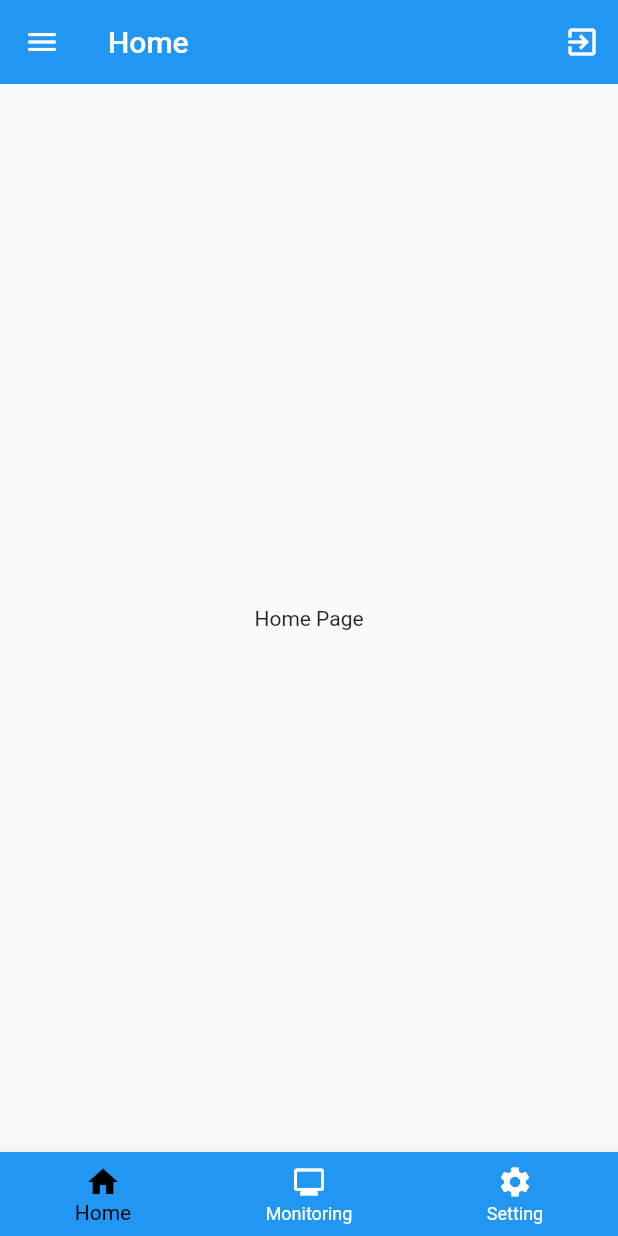
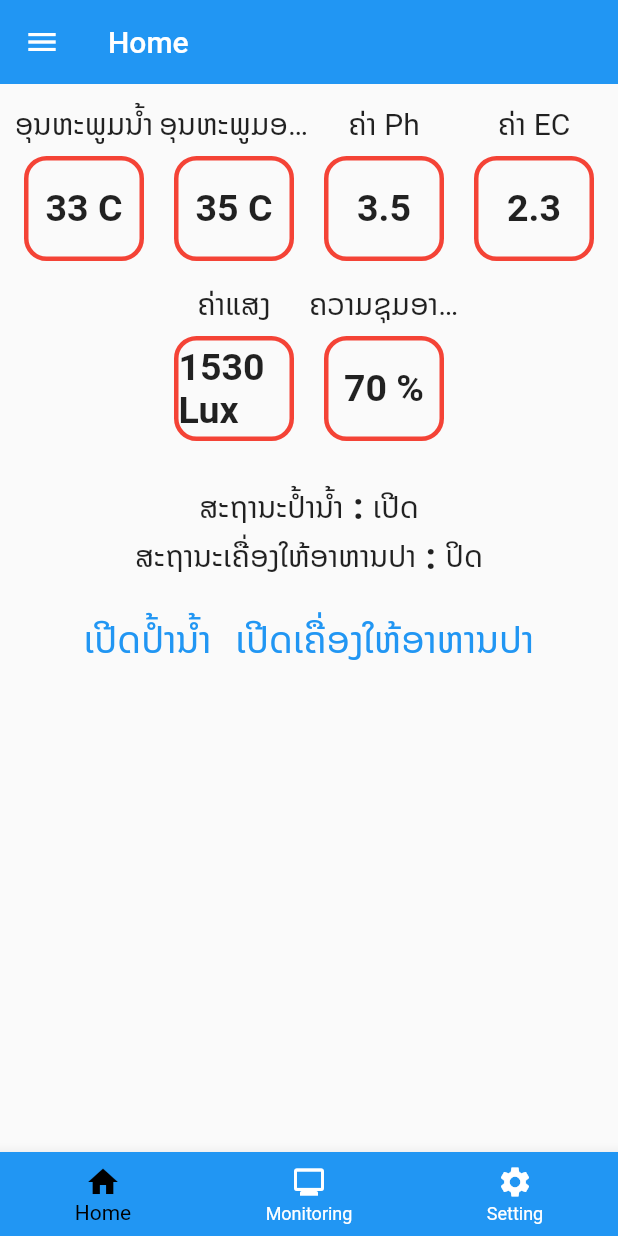
Before and after one commit to anousoneFS/project_x, a Flutter app: the screen it shows after launch, on a phone screen of 412 x 824 dp. Run offline on Flutter 3.47's test engine with Material 2 defaults, Android fonts, the phone set to English and light mode, and no system bars; our stand-ins replace csv, firebase_auth, firebase_core, firebase_database, flutter_svg, fluttertoast and 6 more; missing offline and left inert: email_auth; accounts and stored records are empty; network calls fail.

```diff
--- a/lib/dummy_data.dart
+++ b/lib/dummy_data.dart
@@ -1,3 +1,6 @@
+import 'package:intl/intl.dart';
+import 'package:project_x/screens/chart_screen.dart';
+
 Map<dynamic, int> listItemDefault = {
   "XXX ອົງສາ": 5,
   "XXX ນາທີ": 10,
--- a/lib/main.dart
+++ b/lib/main.dart
@@ -3,6 +3,7 @@ import 'package:flutter/material.dart';
 import 'package:project_x/providers/firebase_api.dart';
 import 'package:project_x/providers/monitor_provider.dart';
 import 'package:project_x/providers/setting_provider.dart';
+import 'package:project_x/screens/chart_screen.dart';
 import 'package:project_x/screens/home_screen.dart';
 import 'package:project_x/screens/login_screen.dart';
 import 'package:project_x/screens/monitor_screen.dart';
@@ -64,6 +65,7 @@ class MyApp extends StatelessWidget {
             TabsScreen.routeName: (ctx) => TabsScreen(),
             SettingScreen.routeName: (ctx) => SettingScreen(),
             TableScreen.routeName: (ctx) => TableScreen(),
+            ChartScreen.routeName: (ctx) => ChartScreen(),
           }),
     );
   }
--- /dev/null
+++ b/lib/models/chart_data_model.dart
@@ -0,0 +1,5 @@
+class ChartData {
+  final DateTime xAxis;
+  final int yAxis;
+  ChartData(this.xAxis, this.yAxis);
+}
--- a/lib/providers/monitor_provider.dart
+++ b/lib/providers/monitor_provider.dart
@@ -1,34 +1,34 @@
 import 'package:flutter/cupertino.dart';
 
 class MonitorProvider with ChangeNotifier{
-  String _formDate = 'Form';
-  String _untilDate = 'Until';
-  int _indexBegin = 0;
-  int _indexEnding = 10;
-
-  String get getFormDate => _formDate;
-  String get getUntilDate => _untilDate;
-  int get getIndexBegin => _indexBegin;
-  int get getIndexEnding => _indexEnding;
-
-  void setFormDate(String newDate){
-    _formDate = newDate;
-    notifyListeners();
-  }
-
-  void setUntilDate(String newDate){
-    _untilDate = newDate;
-    notifyListeners();
-  }
-
-  void setIndexBegin(int newIndex){
-    _indexBegin = newIndex;
-    notifyListeners();
-  }
-
-  void setIndexEnding(int newIndex){
-    _indexEnding = newIndex;
-    notifyListeners();
-  }
+  // String _formDate = 'Form';
+  // String _untilDate = 'Until';
+  // int _indexBegin = 0;
+  // int _indexEnding = 10;
+  //
+  // String get getFormDate => _formDate;
+  // String get getUntilDate => _untilDate;
+  // int get getIndexBegin => _indexBegin;
+  // int get getIndexEnding => _indexEnding;
+  //
+  // void setFormDate(String newDate){
+  //   _formDate = newDate;
+  //   notifyListeners();
+  // }
+  //
+  // void setUntilDate(String newDate){
+  //   _untilDate = newDate;
+  //   notifyListeners();
+  // }
+  //
+  // void setIndexBegin(int newIndex){
+  //   _indexBegin = newIndex;
+  //   notifyListeners();
+  // }
+  //
+  // void setIndexEnding(int newIndex){
+  //   _indexEnding = newIndex;
+  //   notifyListeners();
+  // }
 
 }
--- a/lib/providers/setting_provider.dart
+++ b/lib/providers/setting_provider.dart
@@ -81,7 +81,7 @@ class SettingProvider with ChangeNotifier {
         // =====> pass json data <===
         assignData(snapshot.value);
       }).then((value) {
-        print("------> call then snapshot firebase");
+        print("------> call then snapshot firebase next save to LocalDB");
         saveSettingToLocalDb(_data);
       });
       // ====> save data to local db
--- a/lib/screens/home_screen.dart
+++ b/lib/screens/home_screen.dart
@@ -1,19 +1,81 @@
 import 'package:flutter/material.dart';
+import 'package:project_x/widgets/header_card_number_widget.dart';
+import 'package:project_x/widgets/status_widget.dart';
 
 class HomeScreen extends StatefulWidget {
   static String routeName = '/home';
+
   @override
   _HomeScreenState createState() => _HomeScreenState();
 }
 
 class _HomeScreenState extends State<HomeScreen> {
-  void initState(){
+  void initState() {
     super.initState();
   }
+
   @override
   Widget build(BuildContext context) {
-    return Center(
-      child: Text("Home Page"),
+    return Column(
+      mainAxisAlignment: MainAxisAlignment.start,
+      crossAxisAlignment: CrossAxisAlignment.center,
+      children: [
+        SizedBox(
+          height: 10,
+        ),
+        SingleChildScrollView(
+          scrollDirection: Axis.horizontal,
+          child: Row(
+            children: [
+              HeadCardNumberWidget(
+                title: 'ອຸນຫະພູມນໍ້າ',
+                number: '33 C',
+              ),
+              HeadCardNumberWidget(
+                title: 'ອຸນຫະພູມອາກາດ',
+                number: '35 C',
+              ),
+              HeadCardNumberWidget(
+                title: 'ຄ່າ Ph',
+                number: '3.5',
+              ),
+              HeadCardNumberWidget(
+                title: 'ຄ່າ EC',
+                number: '2.3',
+              ),
+            ],
+          ),
+        ),
+        Row(
+          mainAxisAlignment: MainAxisAlignment.center,
+          children: [
+            HeadCardNumberWidget(
+              title: 'ຄ່າແສງ',
+              number: '1530 Lux',
+            ),
+            HeadCardNumberWidget(
+              title: 'ຄວາມຊຸມອາກາດ',
+              number: '70 %',
+            ),
+          ],
+        ),
+        SizedBox(height: 15,),
+        Column(
+          mainAxisAlignment: MainAxisAlignment.start,
+          children: [
+            StatusWidget(title: 'ສະຖານະປໍ້ານໍ້າ',action: 'ເປີດ',),
+            StatusWidget(title: 'ສະຖານະເຄື່ອງໃຫ້ອາຫານປາ',action: 'ປິດ',),
+          ],
+        ),
+        SizedBox(height: 10,),
+        Row(
+          mainAxisAlignment: MainAxisAlignment.center,
+          children: [
+            TextButton(onPressed: (){}, child: Text("ເປີດປໍ້ານໍ້າ", style: TextStyle(fontSize: 25, fontFamily: 'NotoSansLao'),)),
+            TextButton(onPressed: (){}, child: Text("ເປີດເຄື່ອງໃຫ້ອາຫານປາ", style: TextStyle(fontSize: 25, fontFamily: 'NotoSansLao'))),
+          ],
+        )
+      ],
     );
   }
 }
--- a/lib/screens/tab_screen.dart
+++ b/lib/screens/tab_screen.dart
@@ -88,20 +88,6 @@ class _TabsScreenState extends State<TabsScreen> {
       appBar: AppBar(
         title: Text(_pages[_selectedPageIndex]['title']),
         elevation: 0,
-        actions: [
-          IconButton(
-            icon: Icon(Icons.exit_to_app),
-            onPressed: () async {
-              SharedPreferences prefs = await SharedPreferences.getInstance();
-              prefs.remove('email');
-              auth.signOut().then(
-                    (value) => Navigator.of(context).pushReplacementNamed(
-                      LogInScreen.routeName,
-                    ),
-                  );
-            },
-          ),
-        ],
       ),
       drawer: MainDrawer(),
       body: loading
--- a/lib/widgets/date_range_picker_widget.dart
+++ b/lib/widgets/date_range_picker_widget.dart
@@ -1,15 +1,14 @@
 import 'package:flutter/material.dart';
 import 'package:project_x/logics/choose_date_range_logic.dart';
 import 'package:project_x/providers/firebase_api.dart';
-import 'package:project_x/providers/monitor_provider.dart';
 import 'package:provider/provider.dart';
 import '../components/button_widget.dart';
 
 class DateRangePickerWidget extends StatelessWidget {
   @override
   Widget build(BuildContext context) {
-    final initialData = Provider.of<MonitorProvider>(context, listen: true);
-    List<List<dynamic>> data = Provider.of<FirebaseApi>(context, listen: true).getData;
+    final initialData = Provider.of<FirebaseApi>(context, listen: true);
+    List<List<dynamic>> data = initialData.getData;
 
     return Row(
       children: [
--- /dev/null
+++ b/lib/widgets/header_card_number_widget.dart
@@ -0,0 +1,45 @@
+import 'package:flutter/material.dart';
+
+class HeadCardNumberWidget extends StatelessWidget {
+  final String title;
+  final String number;
+  HeadCardNumberWidget({this.title, this.number});
+
+  @override
+  Widget build(BuildContext context) {
+    return Container(
+      width: 100,
+      height: 120,
+      // color: Colors.lightBlueAccent,
+      child: Column(
+        children: [
+          Text(
+            "$title",
+            style: TextStyle(
+              fontFamily: 'NotoSansLao',
+              fontSize: 20,
+            ),
+            overflow: TextOverflow.ellipsis,
+            softWrap: false,
+          ),
+          SizedBox(
+            height: 5,
+          ),
+          Container(
+            width: 80,
+            height: 70,
+            decoration: BoxDecoration(
+              border: Border.all(width: 3, color: Colors.red),
+              borderRadius: BorderRadius.circular(15),
+            ),
+            alignment: Alignment.center,
+            child: Text(
+              "$number",
+              style: TextStyle(fontSize: 25, fontWeight: FontWeight.bold),
+            ),
+          )
+        ],
+      ),
+    );
+  }
+}
--- /dev/null
+++ b/lib/widgets/status_widget.dart
@@ -0,0 +1,42 @@
+import 'package:flutter/material.dart';
+
+class StatusWidget extends StatelessWidget {
+  final String title;
+  final String action;
+
+  StatusWidget({this.title, this.action});
+
+  @override
+  Widget build(BuildContext context) {
+    return Row(
+      mainAxisAlignment: MainAxisAlignment.center,
+      children: [
+        Text(
+          "$title",
+          style: TextStyle(
+            fontFamily: 'NotoSansLao',
+            fontSize: 20,
+          ),
+          overflow: TextOverflow.ellipsis,
+          softWrap: false,
+        ),
+        Text(
+          ' : ',
+          style: TextStyle(
+            fontWeight: FontWeight.bold,
+            fontSize: 25,
+          ),
+        ),
+        Text(
+          "$action",
+          style: TextStyle(
+            fontFamily: 'NotoSansLao',
+            fontSize: 20,
+          ),
+          overflow: TextOverflow.ellipsis,
+          softWrap: false,
+        ),
+      ],
+    );
+  }
+}
--- a/lib/widgets/table_widget.dart
+++ b/lib/widgets/table_widget.dart
@@ -1,9 +1,9 @@
 import 'package:flutter/material.dart';
-import 'package:project_x/providers/monitor_provider.dart';
+import 'package:project_x/providers/firebase_api.dart';
 
 class TableWidget extends StatelessWidget {
   final List<List<dynamic>> data;
-  final MonitorProvider initialData;
+  final FirebaseApi initialData;
 
   TableWidget({@required this.data, @required this.initialData});
 
```
Also changed, not shown: lib/components/main_drawer.dart (+20 -1 lines), lib/logics/choose_date_range_logic.dart (+8 -6 lines), lib/providers/firebase_api.dart (+100 -21 lines), lib/screens/chart_screen.dart (added, +97 -0 lines), lib/screens/monitor_screen.dart (+39 -2 lines), lib/widgets/datagrid_widget.dart (+3 -5 lines), lib/widgets/single_line_chart_widget.dart (added, +46 -0 lines).
